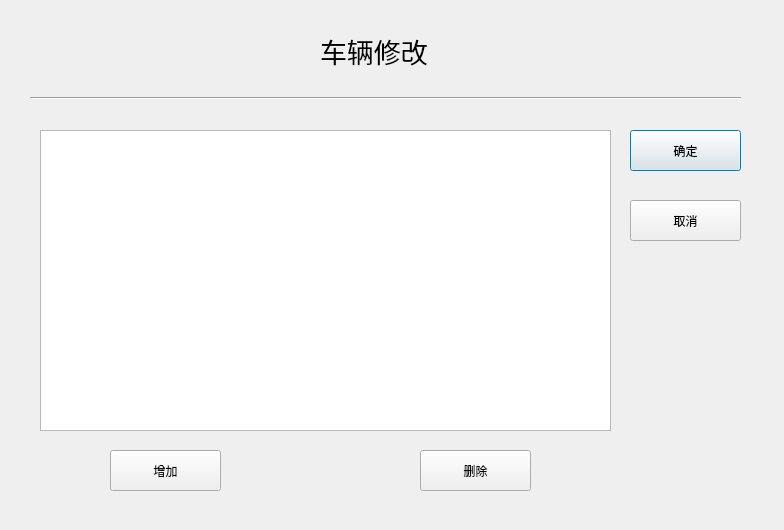
First picture: the form in DispatchUI.ui, repository yuanyaaa/TicketManagementSystem, before the edit.
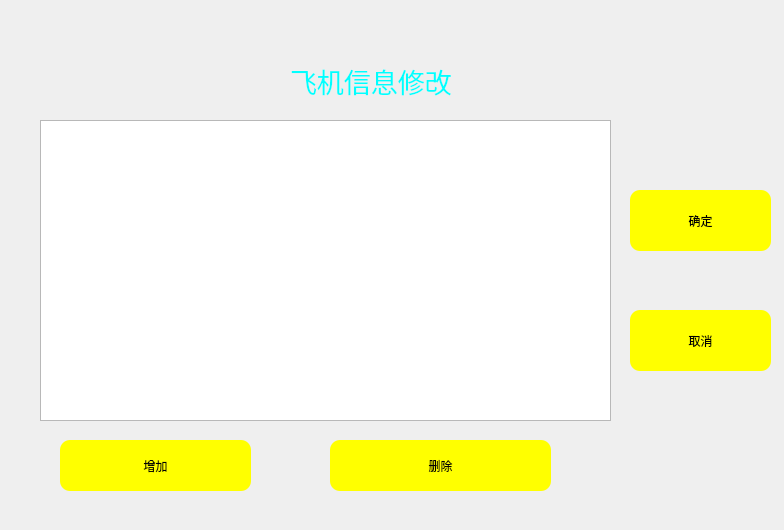
Second picture: the form after the edit. Icons and pictures are not drawn.

Commit message: 添加涛哥的界面修改

Patch:
```diff
--- a/DispatchUI.ui
+++ b/DispatchUI.ui
@@ -20,7 +20,7 @@
    <property name="geometry">
     <rect>
      <x>40</x>
-     <y>130</y>
+     <y>120</y>
      <width>571</width>
      <height>301</height>
     </rect>
@@ -29,31 +29,18 @@
     <string notr="true">font: 10pt &quot;微软雅黑&quot;;</string>
    </property>
   </widget>
-  <widget class="Line" name="line">
-   <property name="geometry">
-    <rect>
-     <x>30</x>
-     <y>90</y>
-     <width>711</width>
-     <height>16</height>
-    </rect>
-   </property>
-   <property name="orientation">
-    <enum>Qt::Horizontal</enum>
-   </property>
-  </widget>
   <widget class="QLabel" name="title">
    <property name="geometry">
     <rect>
-     <x>320</x>
-     <y>30</y>
-     <width>211</width>
+     <x>290</x>
+     <y>60</y>
+     <width>271</width>
      <height>41</height>
     </rect>
    </property>
    <property name="font">
     <font>
-     <family>方正颜宋简体</family>
+     <family>楷体</family>
      <pointsize>20</pointsize>
      <weight>50</weight>
      <italic>false</italic>
@@ -61,23 +48,35 @@
     </font>
    </property>
    <property name="styleSheet">
-    <string notr="true">font: 20pt &quot;方正颜宋简体&quot;;</string>
+    <string notr="true">font: 20pt &quot;楷体&quot;;
+color: rgb(0, 255, 255);</string>
    </property>
    <property name="text">
-    <string>车辆修改</string>
+    <string>飞机信息修改</string>
    </property>
   </widget>
   <widget class="QPushButton" name="acceptbtn">
    <property name="geometry">
     <rect>
      <x>630</x>
-     <y>130</y>
-     <width>111</width>
-     <height>41</height>
+     <y>190</y>
+     <width>141</width>
+     <height>61</height>
     </rect>
    </property>
    <property name="styleSheet">
-    <string notr="true">font: 14pt &quot;方正颜宋简体&quot;;</string>
+    <string notr="true">QPushButton{
+border-style:outset;
+font: 14pt &quot;楷体&quot;;
+background-color: rgb(255, 255, 0);
+border-radius:10px;
+}
+QPushButton:pressed{
+border-style:inset;
+border-radius:10px;
+background-color:rgb(255, 255, 255);
+font: 14pt &quot;楷体&quot;;
+}</string>
    </property>
    <property name="text">
     <string>确定</string>
@@ -87,13 +86,24 @@
    <property name="geometry">
     <rect>
      <x>630</x>
-     <y>200</y>
-     <width>111</width>
-     <height>41</height>
+     <y>310</y>
+     <width>141</width>
+     <height>61</height>
     </rect>
    </property>
    <property name="styleSheet">
-    <string notr="true">font: 14pt &quot;方正颜宋简体&quot;;</string>
+    <string notr="true">QPushButton{
+border-style:outset;
+font: 14pt &quot;楷体&quot;;
+background-color: rgb(255, 255, 0);
+border-radius:10px;
+}
+QPushButton:pressed{
+border-style:inset;
+border-radius:10px;
+background-color:rgb(255, 255, 255);
+font: 14pt &quot;楷体&quot;;
+}</string>
    </property>
    <property name="text">
     <string>取消</string>
@@ -102,14 +112,25 @@
   <widget class="QPushButton" name="addbtn">
    <property name="geometry">
     <rect>
-     <x>110</x>
-     <y>450</y>
-     <width>111</width>
-     <height>41</height>
+     <x>60</x>
+     <y>440</y>
+     <width>191</width>
+     <height>51</height>
     </rect>
    </property>
    <property name="styleSheet">
-    <string notr="true">font: 14pt &quot;方正颜宋简体&quot;;</string>
+    <string notr="true">QPushButton{
+border-style:outset;
+font: 14pt &quot;楷体&quot;;
+background-color: rgb(255, 255, 0);
+border-radius:10px;
+}
+QPushButton:pressed{
+border-style:inset;
+border-radius:10px;
+background-color:rgb(255, 255, 255);
+font: 14pt &quot;楷体&quot;;
+}</string>
    </property>
    <property name="text">
     <string>增加</string>
@@ -118,14 +139,25 @@
   <widget class="QPushButton" name="deletebtn">
    <property name="geometry">
     <rect>
-     <x>420</x>
-     <y>450</y>
-     <width>111</width>
-     <height>41</height>
+     <x>330</x>
+     <y>440</y>
+     <width>221</width>
+     <height>51</height>
     </rect>
    </property>
    <property name="styleSheet">
-    <string notr="true">font: 14pt &quot;方正颜宋简体&quot;;</string>
+    <string notr="true">QPushButton{
+border-style:outset;
+font: 14pt &quot;楷体&quot;;
+background-color: rgb(255, 255, 0);
+border-radius:10px;
+}
+QPushButton:pressed{
+border-style:inset;
+border-radius:10px;
+background-color:rgb(255, 255, 255);
+font: 14pt &quot;楷体&quot;;
+}</string>
    </property>
    <property name="text">
     <string>删除</string>
```
Left out of the diff: 2 changed lines with no effect on the pictures. The commit also changes 30 other files.
